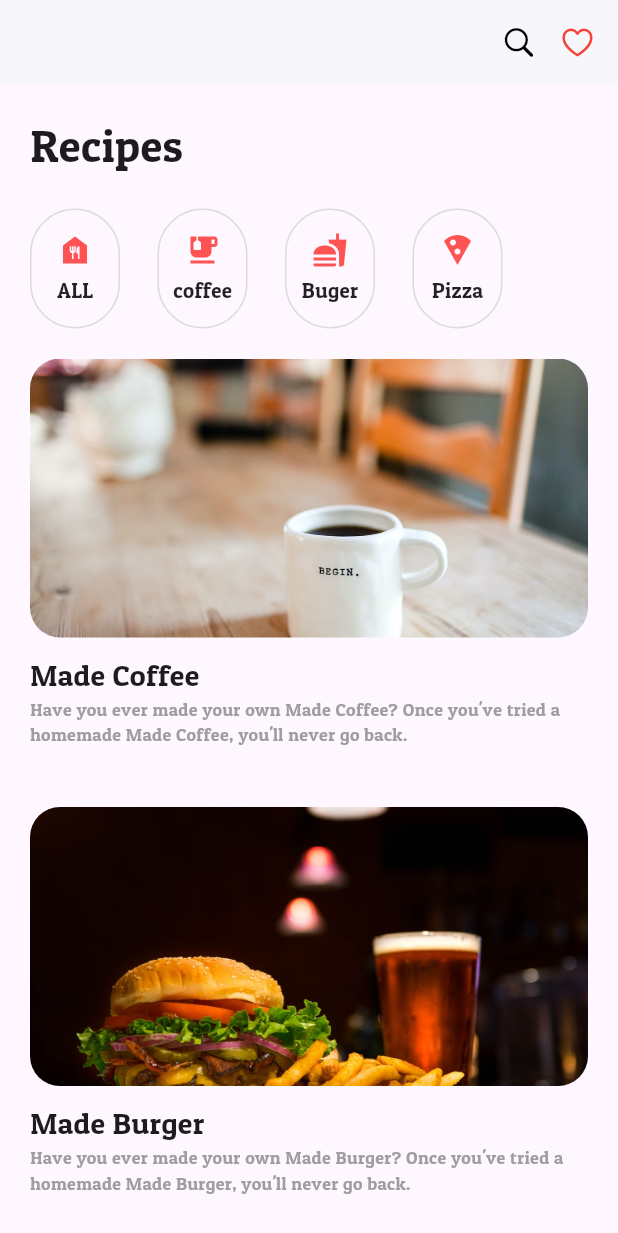
After one commit to hhmkorea/studyFlutter_All, a Flutter app: the screen it shows after launch, on a phone screen of 412 x 824 dp. The commit adds this screen. Shown: the top 1233 px of the screen. Run offline on Flutter 3.47's test engine with Material 3 defaults, Android fonts, the phone set to English and light mode, and no system bars; our stand-ins replace font_awesome_flutter, get, validators.

Commit message:
flutter_recipe : 재사용한 구조로 컴포넌트화

```diff
--- a/flutter_recipe/lib/main.dart
+++ b/flutter_recipe/lib/main.dart
@@ -1,8 +1,6 @@
-import 'package:flutter/cupertino.dart';
 import 'package:flutter/material.dart';
 import 'package:flutter_recipe/core/theme.dart';
-import 'package:flutter_recipe/ui/widget/recipe_list_item.dart';
-import 'package:flutter_recipe/ui/widget/recipe_menu_item.dart';
+import 'package:flutter_recipe/ui/pages/recipe/recipe_page.dart';
 
 void main() {
   runApp(const MyApp());
@@ -16,48 +14,7 @@ class MyApp extends StatelessWidget {
     return MaterialApp(
       debugShowCheckedModeBanner: false,
       theme: theme(),
-      home: Scaffold(
-        appBar: appbar(),
-        body: Padding(
-          padding: const EdgeInsets.symmetric(horizontal: 20),
-          child: ListView(
-            children: [
-              Padding(
-                padding: const EdgeInsets.only(top: 20.0),
-                child: Text("Recipes", style: TextStyle(fontSize: 30)),
-              ),
-              Padding(
-                padding: const EdgeInsets.only(top: 20.0),
-                child: Row(
-                  children: [
-                    RecipeMenuItem(mIcon: Icons.food_bank, mText: "ALL"),
-                    SizedBox(width: 25),
-                    RecipeMenuItem(mIcon: Icons.emoji_food_beverage, mText: "coffee"),
-                    SizedBox(width: 25),
-                    RecipeMenuItem(mIcon: Icons.fastfood, mText: "Buger"),
-                    SizedBox(width: 25),
-                    RecipeMenuItem(mIcon: Icons.local_pizza, mText: "Pizza"),
-                  ],
-                ),
-              ),
-              RecipeListItem(mImageName: "coffee", mTitle: "Made Coffee"),
-              RecipeListItem(mImageName: "burger", mTitle: "Made Burger"),
-              RecipeListItem(mImageName: "pizza", mTitle: "Made Pizza"),
-            ],
-          ),
-        ),
-      ),
-    );
-  }
-
-  AppBar appbar() {
-    return AppBar(
-      actions: [
-        Icon(CupertinoIcons.search, color: Colors.black),
-        SizedBox(width: 15),
-        Icon(CupertinoIcons.heart, color: Colors.red),
-        SizedBox(width: 15),
-      ],
+      home: RecipePage(),
     );
   }
 }
--- /dev/null
+++ b/flutter_recipe/lib/ui/pages/recipe/recipe_page.dart
@@ -0,0 +1,26 @@
+import 'package:flutter/cupertino.dart';
+import 'package:flutter/material.dart';
+import 'package:flutter_recipe/ui/pages/recipe/widget/recipe_body.dart';
+
+class RecipePage extends StatelessWidget {
+  const RecipePage({super.key});
+
+  @override
+  Widget build(BuildContext context) {
+    return Scaffold(
+      appBar: appbar(),
+      body: RecipeBody(),
+    );
+  }
+
+  AppBar appbar() {
+    return AppBar(
+      actions: [
+        Icon(CupertinoIcons.search, color: Colors.black),
+        SizedBox(width: 15),
+        Icon(CupertinoIcons.heart, color: Colors.red),
+        SizedBox(width: 15),
+      ],
+    );
+  }
+}
--- /dev/null
+++ b/flutter_recipe/lib/ui/pages/recipe/widget/recipe_body.dart
@@ -0,0 +1,24 @@
+import 'package:flutter/material.dart';
+import 'package:flutter_recipe/ui/pages/recipe/widget/recipe_menu.dart';
+import 'package:flutter_recipe/ui/pages/recipe/widget/recipe_title.dart';
+import 'package:flutter_recipe/ui/widget/recipe_list_item.dart';
+
+class RecipeBody extends StatelessWidget {
+  const RecipeBody({super.key});
+
+  @override
+  Widget build(BuildContext context) {
+    return Padding(
+      padding: const EdgeInsets.symmetric(horizontal: 20),
+      child: ListView(
+        children: [
+          RecipeTitle(),
+          RecipeMenu(),
+          RecipeListItem(mImageName: "coffee", mTitle: "Made Coffee"),
+          RecipeListItem(mImageName: "burger", mTitle: "Made Burger"),
+          RecipeListItem(mImageName: "pizza", mTitle: "Made Pizza"),
+        ],
+      ),
+    );
+  }
+}
--- /dev/null
+++ b/flutter_recipe/lib/ui/pages/recipe/widget/recipe_menu.dart
@@ -0,0 +1,24 @@
+import 'package:flutter/material.dart';
+import 'package:flutter_recipe/ui/widget/recipe_menu_item.dart';
+
+class RecipeMenu extends StatelessWidget {
+  const RecipeMenu({super.key});
+
+  @override
+  Widget build(BuildContext context) {
+    return Padding(
+      padding: const EdgeInsets.only(top: 20.0),
+      child: Row(
+        children: [
+          RecipeMenuItem(mIcon: Icons.food_bank, mText: "ALL"),
+          SizedBox(width: 25),
+          RecipeMenuItem(mIcon: Icons.emoji_food_beverage, mText: "coffee"),
+          SizedBox(width: 25),
+          RecipeMenuItem(mIcon: Icons.fastfood, mText: "Buger"),
+          SizedBox(width: 25),
+          RecipeMenuItem(mIcon: Icons.local_pizza, mText: "Pizza"),
+        ],
+      ),
+    );
+  }
+}
--- /dev/null
+++ b/flutter_recipe/lib/ui/pages/recipe/widget/recipe_title.dart
@@ -0,0 +1,13 @@
+import 'package:flutter/material.dart';
+
+class RecipeTitle extends StatelessWidget {
+  const RecipeTitle({super.key});
+
+  @override
+  Widget build(BuildContext context) {
+    return Padding(
+      padding: const EdgeInsets.only(top: 20.0),
+      child: Text("Recipes", style: TextStyle(fontSize: 30)),
+    );
+  }
+}
--- a/flutter_recipe/lib/ui/widget/recipe_list_item.dart
+++ b/flutter_recipe/lib/ui/widget/recipe_list_item.dart
@@ -1,5 +1,6 @@
 import 'package:flutter/material.dart';
 
+// 재사용 가능한 컴포넌트
 class RecipeListItem extends StatelessWidget {
   final String mTitle;
   final String mImageName;
--- a/flutter_recipe/lib/ui/widget/recipe_menu_item.dart
+++ b/flutter_recipe/lib/ui/widget/recipe_menu_item.dart
@@ -1,5 +1,6 @@
 import 'package:flutter/material.dart';
 
+// 재사용 가능한 컴포넌트
 class RecipeMenuItem extends StatelessWidget {
   final mText;
   final mIcon;
```
Also changed, not shown: flutter_recipe/lib/ui/pages/recipe_page.dart (deleted).
